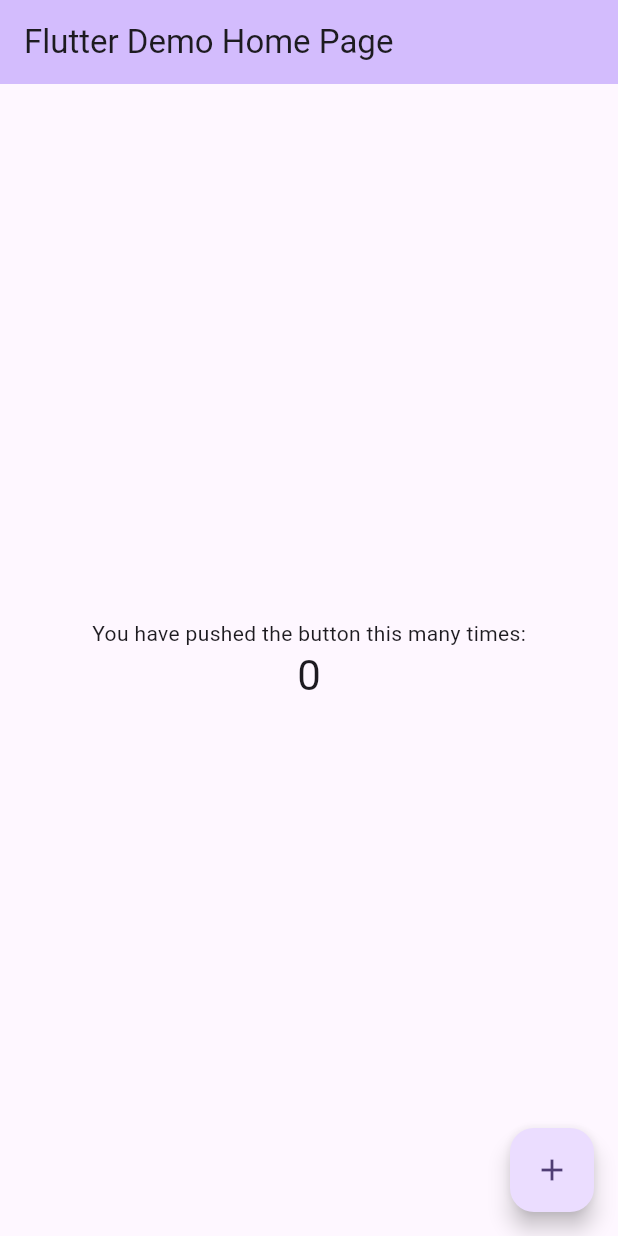
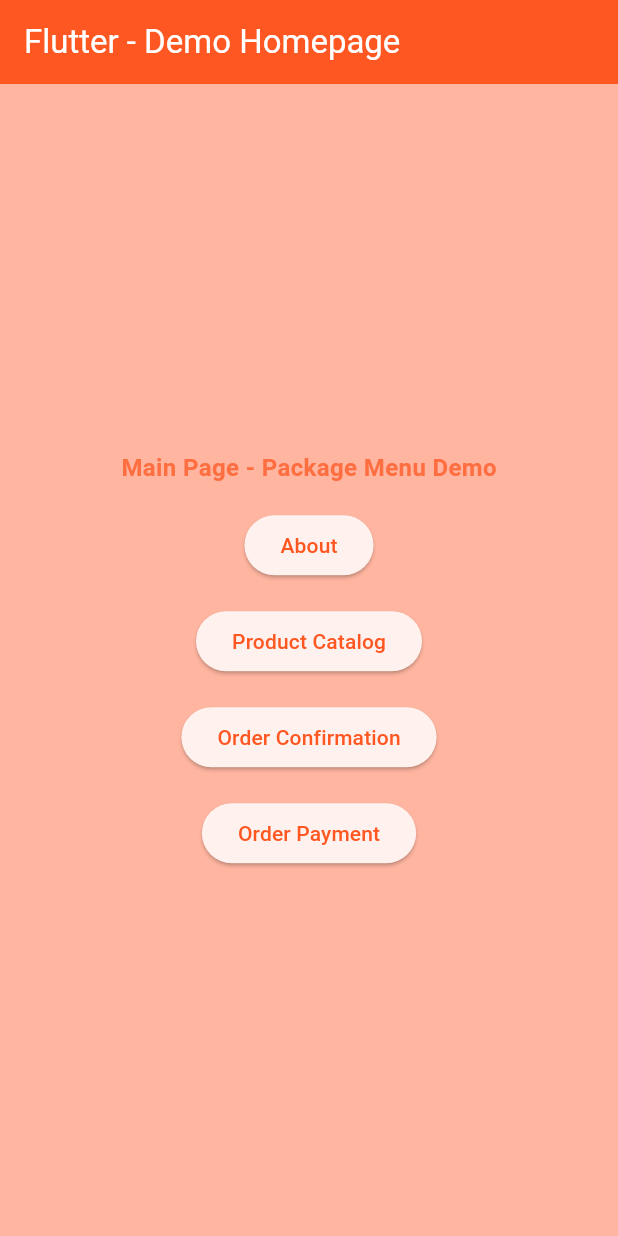
Before and after one commit to laila-azhar/ISB26603-Flutter_Assignment1, a Flutter app: the screen it shows after launch, on a phone screen of 412 x 824 dp. Run offline on Flutter 3.47's test engine with Material 3 defaults, Android fonts, the phone set to English and light mode, and no system bars.

```diff
--- /dev/null
+++ b/lib/common/theme.dart
@@ -0,0 +1,20 @@
+import 'package:flutter/material.dart';
+
+final appTheme = ThemeData(
+  colorScheme: ColorScheme.fromSeed(
+    seedColor: Colors.deepOrange,
+    primary: Colors.deepOrange,
+    secondary: Colors.deepOrangeAccent,
+  ),
+  useMaterial3: true,
+
+  appBarTheme: AppBarTheme(
+    backgroundColor:
+        Colors.deepOrange, // Set the AppBar background color to primary
+    foregroundColor: Colors.white, // Set the AppBar text/icon color
+  ),
+  textTheme: TextTheme(
+    displayMedium: TextStyle(fontSize: 24, fontWeight: FontWeight.bold),
+    bodySmall: TextStyle(fontSize: 16),
+  ),
+);
--- a/lib/main.dart
+++ b/lib/main.dart
@@ -1,4 +1,10 @@
 import 'package:flutter/material.dart';
+import 'package:mobile_assignment_1/pages/orderConfirmation.dart';
+import 'package:mobile_assignment_1/pages/orderPayment.dart';
+import 'package:mobile_assignment_1/pages/about.dart';
+import 'package:mobile_assignment_1/pages/packageCatalog.dart';
+
+import 'common/theme.dart';
 
 void main() {
   runApp(const MyApp());
@@ -7,45 +13,18 @@ void main() {
 class MyApp extends StatelessWidget {
   const MyApp({super.key});
 
-  // This widget is the root of your application.
   @override
   Widget build(BuildContext context) {
     return MaterialApp(
       title: 'Flutter Demo',
-      theme: ThemeData(
-        // This is the theme of your application.
-        //
-        // TRY THIS: Try running your application with "flutter run". You'll see
-        // the application has a purple toolbar. Then, without quitting the app,
-        // try changing the seedColor in the colorScheme below to Colors.green
-        // and then invoke "hot reload" (save your changes or press the "hot
-        // reload" button in a Flutter-supported IDE, or press "r" if you used
-        // the command line to start the app).
-        //
-        // Notice that the counter didn't reset back to zero; the application
-        // state is not lost during the reload. To reset the state, use hot
-        // restart instead.
-        //
-        // This works for code too, not just values: Most code changes can be
-        // tested with just a hot reload.
-        colorScheme: ColorScheme.fromSeed(seedColor: Colors.deepPurple),
-      ),
-      home: const MyHomePage(title: 'Flutter Demo Home Page'),
+      theme: appTheme,
+      home: const MyHomePage(title: 'Flutter - Demo Homepage'),
     );
   }
 }
 
 class MyHomePage extends StatefulWidget {
   const MyHomePage({super.key, required this.title});
-
-  // This widget is the home page of your application. It is stateful, meaning
-  // that it has a State object (defined below) that contains fields that affect
-  // how it looks.
-
-  // This class is the configuration for the state. It holds the values (in this
-  // case the title) provided by the parent (in this case the App widget) and
-  // used by the build method of the State. Fields in a Widget subclass are
-  // always marked "final".
 
   final String title;
 
@@ -54,69 +33,112 @@ class MyHomePage extends StatefulWidget {
 }
 
 class _MyHomePageState extends State<MyHomePage> {
-  int _counter = 0;
-
-  void _incrementCounter() {
-    setState(() {
-      // This call to setState tells the Flutter framework that something has
-      // changed in this State, which causes it to rerun the build method below
-      // so that the display can reflect the updated values. If we changed
-      // _counter without calling setState(), then the build method would not be
-      // called again, and so nothing would appear to happen.
-      _counter++;
-    });
-  }
-
   @override
   Widget build(BuildContext context) {
-    // This method is rerun every time setState is called, for instance as done
-    // by the _incrementCounter method above.
-    //
-    // The Flutter framework has been optimized to make rerunning build methods
-    // fast, so that you can just rebuild anything that needs updating rather
-    // than having to individually change instances of widgets.
     return Scaffold(
-      appBar: AppBar(
-        // TRY THIS: Try changing the color here to a specific color (to
-        // Colors.amber, perhaps?) and trigger a hot reload to see the AppBar
-        // change color while the other colors stay the same.
-        backgroundColor: Theme.of(context).colorScheme.inversePrimary,
-        // Here we take the value from the MyHomePage object that was created by
-        // the App.build method, and use it to set our appbar title.
-        title: Text(widget.title),
-      ),
+      // appBar: AppBar(title: Text(widget.title)),
+      // body: Column(
+      //   crossAxisAlignment: CrossAxisAlignment.start,
+      //   children: [
+      //     Expanded(child: Container()), // Placeholder for body content
+      //   ],
+      // ),
+      // bottomNavigationBar: BottomNavigationBar(
+      //   items: const [
+      //     BottomNavigationBarItem(icon: Icon(Icons.home), label: 'Home'),
+      //     BottomNavigationBarItem(
+      //       icon: Icon(Icons.settings),
+      //       label: 'Settings',
+      //     ),
+      //     BottomNavigationBarItem(icon: Icon(Icons.person), label: 'About'),
+      //   ],
+      //   onTap: (index) {
+      //     switch (index) {
+      //       case 0:
+      //         Navigator.pushNamed(context, '/OrderConfirmation');
+      //         break;
+      //       case 1:
+      //         Navigator.pushNamed(context, '/packageOrder');
+      //         break;
+      //       case 2:
+      //         Navigator.pushNamed(context, '/about');
+      //         break;
+      //     }
+      //   },
+      // ),
+      appBar: AppBar(title: Text(widget.title)),
+      backgroundColor: Theme.of(context).colorScheme.inversePrimary,
       body: Center(
-        // Center is a layout widget. It takes a single child and positions it
-        // in the middle of the parent.
         child: Column(
-          // Column is also a layout widget. It takes a list of children and
-          // arranges them vertically. By default, it sizes itself to fit its
-          // children horizontally, and tries to be as tall as its parent.
-          //
-          // Column has various properties to control how it sizes itself and
-          // how it positions its children. Here we use mainAxisAlignment to
-          // center the children vertically; the main axis here is the vertical
-          // axis because Columns are vertical (the cross axis would be
-          // horizontal).
-          //
-          // TRY THIS: Invoke "debug painting" (choose the "Toggle Debug Paint"
-          // action in the IDE, or press "p" in the console), to see the
-          // wireframe for each widget.
           mainAxisAlignment: MainAxisAlignment.center,
           children: <Widget>[
-            const Text('You have pushed the button this many times:'),
             Text(
-              '$_counter',
-              style: Theme.of(context).textTheme.headlineMedium,
+              'Main Page - Package Menu Demo',
+              style: TextStyle(
+                fontSize: 16,
+                fontWeight: FontWeight.bold,
+                color: Theme.of(context).colorScheme.secondary,
+              ),
+            ),
+            SizedBox(height: 16),
+            ElevatedButton(
+              onPressed: () {
+                Navigator.push(
+                  context,
+                  MaterialPageRoute(
+                    builder: (context) {
+                      return AboutPage();
+                    },
+                  ),
+                );
+              },
+              child: Text("About"),
+            ),
+            SizedBox(height: 16),
+            ElevatedButton(
+              onPressed: () {
+                Navigator.push(
+                  context,
+                  MaterialPageRoute(
+                    builder: (context) {
+                      return PackageCatalogPage();
+                    },
+                  ),
+                );
+              },
+              child: Text("Product Catalog"),
+            ),
+            SizedBox(height: 16),
+            ElevatedButton(
+              onPressed: () {
+                Navigator.push(
+                  context,
+                  MaterialPageRoute(
+                    builder: (context) {
+                      return OrderConfirmationPage();
+                    },
+                  ),
+                );
+              },
+              child: Text("Order Confirmation"),
+            ),
+            SizedBox(height: 16),
+            ElevatedButton(
+              onPressed: () {
+                Navigator.push(
+                  context,
+                  MaterialPageRoute(
+                    builder: (context) {
+                      return OrderPaymentPage();
+                    },
+                  ),
+                );
+              },
+              child: Text("Order Payment"),
             ),
           ],
         ),
       ),
-      floatingActionButton: FloatingActionButton(
-        onPressed: _incrementCounter,
-        tooltip: 'Increment',
-        child: const Icon(Icons.add),
-      ), // This trailing comma makes auto-formatting nicer for build methods.
     );
   }
 }
--- /dev/null
+++ b/lib/pages/Order.dart
@@ -0,0 +1,20 @@
+import 'package:flutter/material.dart';
+
+class OrderConfirmationPage extends StatelessWidget {
+  @override
+  Widget build(BuildContext context) {
+    return Scaffold(
+      appBar: AppBar(title: Text('Order Payment')),
+      body: Center(
+        child: Text(
+          'Product Confirmation Page',
+          style: TextStyle(color: Theme.of(context).colorScheme.primary),
+        ),
+      ),
+    );
+  }
+}
+
+void main() {
+  runApp(MaterialApp(home: OrderConfirmationPage()));
+}
--- /dev/null
+++ b/lib/pages/orderConfirmation.dart
@@ -0,0 +1,20 @@
+import 'package:flutter/material.dart';
+
+class OrderConfirmationPage extends StatelessWidget {
+  @override
+  Widget build(BuildContext context) {
+    return Scaffold(
+      appBar: AppBar(title: Text('Order Payment')),
+      body: Center(
+        child: Text(
+          'Product Confirmation Page',
+          style: TextStyle(color: Theme.of(context).colorScheme.primary),
+        ),
+      ),
+    );
+  }
+}
+
+void main() {
+  runApp(MaterialApp(home: OrderConfirmationPage()));
+}
--- /dev/null
+++ b/lib/pages/orderPayment.dart
@@ -0,0 +1,20 @@
+import 'package:flutter/material.dart';
+
+class OrderPaymentPage extends StatelessWidget {
+  @override
+  Widget build(BuildContext context) {
+    return Scaffold(
+      appBar: AppBar(title: Text('Order Payment')),
+      body: Center(
+        child: Text(
+          'Order Payment Page',
+          style: TextStyle(color: Theme.of(context).colorScheme.primary),
+        ),
+      ),
+    );
+  }
+}
+
+void main() {
+  runApp(MaterialApp(home: OrderPaymentPage()));
+}
--- /dev/null
+++ b/lib/pages/product.dart
@@ -0,0 +1,13 @@
+class Package {
+  String name;
+  String label;
+  double price;
+  String imageUrl;
+  // List<Detail> detail;
+
+  Package(this.name, this.label, this.price, this.imageUrl);
+
+  static List<Package> samples = [
+    Package('Package 1', 'Special', 9.90, 'assets/Placeholder.png'),
+  ];
+}
```
Also changed, not shown: lib/pages/about.dart (added, +38 -0 lines), lib/pages/packageCatalog.dart (added, +18 -0 lines), assets/placeholder.png (added), lib/orderConfirmation.dart (deleted), lib/orderPayment.dart (deleted), lib/packageOrder.dart (deleted).
